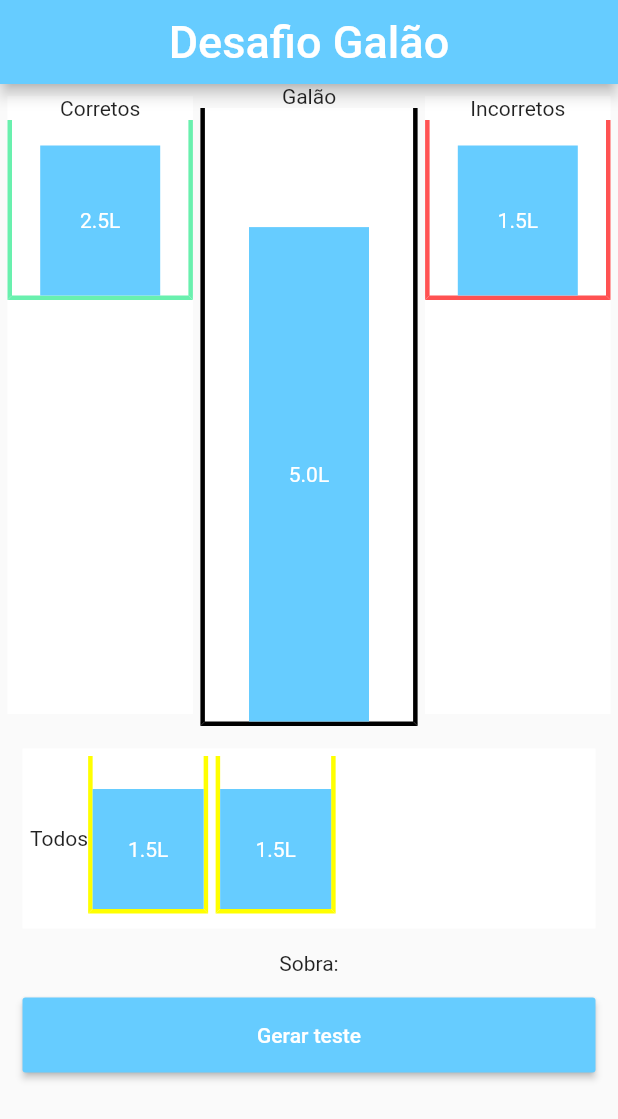
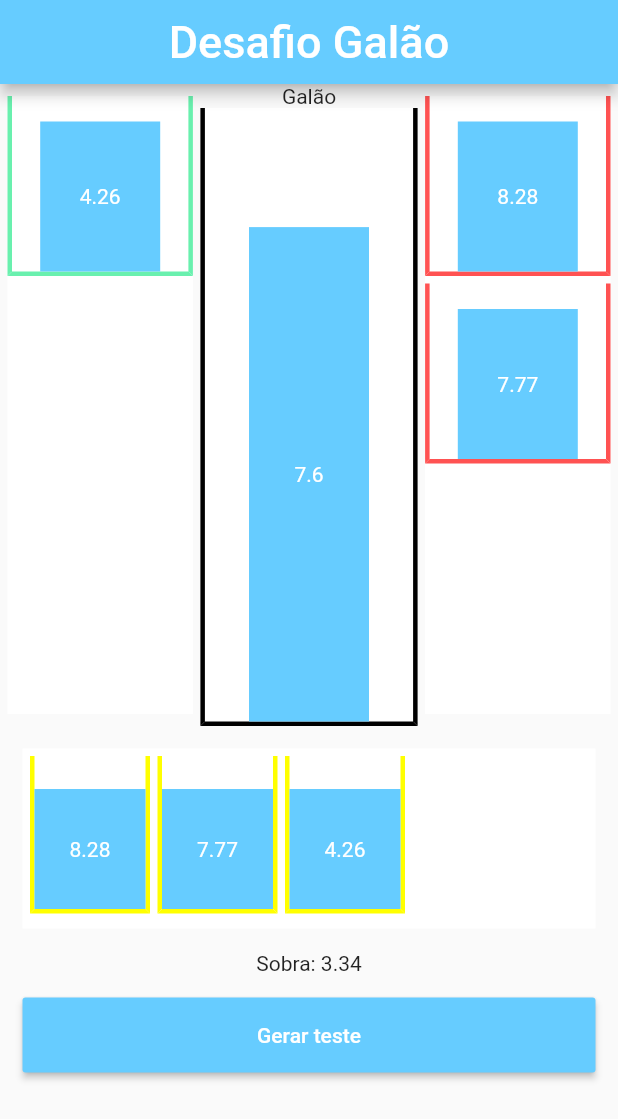
Before and after one commit to BrayanBertan/desafio_galao, a Flutter app: the screen it shows after launch, after a tap on "Gerar teste", on a phone screen of 412 x 824 dp. Shown: the top 1119 px of the screen. Run offline on Flutter 3.47's test engine with Material 2 defaults, Android fonts, the phone set to English and light mode, and no system bars; our stand-ins replace flutter_mobx, mobx; generated files the repository leaves out were written again.

Commit message:
dados dinâmicos

```diff
--- a/lib/controller.dart
+++ b/lib/controller.dart
@@ -8,6 +8,9 @@ class GalaoController = _GalaoController with _$GalaoController;
 abstract class _GalaoController with Store {
   @observable
   double galao = 0;
+
+  @observable
+  double galaoVolumeAtual = 0;
 
   @observable
   ObservableList listaTodos = List().asObservable();
@@ -39,25 +42,43 @@ abstract class _GalaoController with Store {
     for (int i = 0; i < quantidadeCopos; i++) {
       listaTodos.add(gerarCopo(random, quantidadeCopos, galao));
     }
+
+    listaTodos.sort((a, b) {
+      if (a > b) {
+        return -1;
+      } else if (a < b) {
+        return 1;
+      } else {
+        return 0;
+      }
+    });
+
+    calcularCopos();
   }
 
   double gerarCopo(Random random, int quantidadeCopos, double galao) {
     int minValorCopo = (galao / quantidadeCopos).round();
     double copo = double.parse(
-        (random.nextDouble() * (galao - minValorCopo) + minValorCopo)
+        (random.nextDouble() * (minValorCopo * 3 - minValorCopo) + minValorCopo)
             .toStringAsFixed(2));
 
     return copo;
   }
 
+  @action
   void calcularCopos() {
-    double galaoVolumeAtual = galao;
+    galaoVolumeAtual = galao;
     listaTodos.forEach((copo) {
-      if (copo <= galaoVolumeAtual) {
-        listaCorretos.add(copo);
-        galaoVolumeAtual -= copo;
-      } else
+      if (galaoVolumeAtual > 0) {
+        if(galaoVolumeAtual - copo < 0 && copo != listaTodos.last) {
+          listaIncorretos.add(copo);
+        }else{
+          listaCorretos.add(copo);
+          galaoVolumeAtual -= copo;
+        }
+      } else {
         listaIncorretos.add(copo);
+      }
     });
   }
 }
--- a/lib/main.dart
+++ b/lib/main.dart
@@ -1,5 +1,10 @@
+import 'package:desafio_galao/controller.dart';
 import 'package:flutter/material.dart';
 import 'package:flutter/rendering.dart';
+import 'package:flutter_mobx/flutter_mobx.dart';
+import 'package:mobx/mobx.dart';
+
+final controller = GalaoController();
 
 void main() {
   runApp(DesafioGalaoApp());
@@ -46,13 +51,11 @@ class _HomePageState extends State<HomePage> {
                 color: Colors.white,
                 width: MediaQuery.of(context).size.width * 0.3,
                 height: MediaQuery.of(context).size.height * 0.5,
-                child: ListView(
+                child: Observer(builder: (_) {
+                  return  ListView(
                     padding: EdgeInsets.zero,
-                  children: [
-                    Center(
-                      child: Text('Corretos'),
-                    ),
-                    Container(
+                    children: controller.listaCorretos.map((copo) {
+                      return  Container(
                         alignment: Alignment.bottomCenter,
                         padding: EdgeInsets.zero,
                         margin: EdgeInsets.only(bottom: 5.0),
@@ -75,14 +78,15 @@ class _HomePageState extends State<HomePage> {
                           color: color,
                           child: Center(
                             child: Text(
-                            '2.5L',
+                              '${copo}',
                               style: TextStyle(color: Colors.white),
                             ),
                           ),
                         ),
-                    ),
-                  ],
-                ),
+                      );
+                    }).toList()
+                  );
+                }),
               ),
               Expanded(
                   child: Column(
@@ -104,10 +108,11 @@ class _HomePageState extends State<HomePage> {
                       height: MediaQuery.of(context).size.height * 0.4,
                       color: color,
                       child: Center(
-                        child: Text(
-                          '5.0L',
+                        child: Observer(
+                            builder: (_) => Text(
+                                  '${controller.galao}',
                                   style: TextStyle(color: Colors.white),
-                        ),
+                                )),
                       ),
                     ),
                   )
@@ -118,13 +123,11 @@ class _HomePageState extends State<HomePage> {
                 color: Colors.white,
                 width: MediaQuery.of(context).size.width * 0.3,
                 height: MediaQuery.of(context).size.height * 0.5,
-                child: ListView(
+                child: Observer(builder: (_) {
+                  return ListView(
                     padding: EdgeInsets.zero,
-                  children: [
-                    Center(
-                      child: Text('Incorretos'),
-                    ),
-                    Container(
+                    children: controller.listaIncorretos.map((copo) {
+                      return Container(
                         alignment: Alignment.bottomCenter,
                         padding: EdgeInsets.zero,
                         margin: EdgeInsets.only(bottom: 5.0),
@@ -133,12 +136,12 @@ class _HomePageState extends State<HomePage> {
                         decoration: BoxDecoration(
                             color: Colors.white,
                             border: Border(
-                            bottom:
-                                BorderSide(color: Colors.redAccent, width: 3.0),
-                            right:
-                                BorderSide(color: Colors.redAccent, width: 3.0),
-                            left:
-                                BorderSide(color: Colors.redAccent, width: 3.0),
+                              bottom: BorderSide(
+                                  color: Colors.redAccent, width: 3.0),
+                              right: BorderSide(
+                                  color: Colors.redAccent, width: 3.0),
+                              left: BorderSide(
+                                  color: Colors.redAccent, width: 3.0),
                             )),
                         child: Container(
                           margin: EdgeInsets.zero,
@@ -147,14 +150,15 @@ class _HomePageState extends State<HomePage> {
                           color: color,
                           child: Center(
                             child: Text(
-                            '1.5L',
+                              '$copo',
                               style: TextStyle(color: Colors.white),
                             ),
                           ),
                         ),
-                    ),
-                  ],
-                ),
+                      );
+                    }).toList(),
+                  );
+                }),
               )
             ],
           ),
@@ -163,13 +167,17 @@ class _HomePageState extends State<HomePage> {
             padding: EdgeInsets.all(5.0),
             margin: EdgeInsets.all(15.0),
             height: 120.0,
-            child: ListView(
+            child: Observer(builder: (_) {
+              return ListView.separated(
                 scrollDirection: Axis.horizontal,
-              children: [
-                Center(
-                  child: Text('Todos'),
+                itemCount: controller.listaTodos.length,
+                separatorBuilder: (BuildContext context, int index) => SizedBox(
+                  width: 5.0,
                 ),
-                Container(
+                itemBuilder: (context, index) {
+                  return controller.listaTodos == null
+                      ? Container()
+                      : Container(
                           alignment: Alignment.bottomCenter,
                           padding: EdgeInsets.zero,
                           margin: EdgeInsets.only(bottom: 5.0),
@@ -177,12 +185,12 @@ class _HomePageState extends State<HomePage> {
                           decoration: BoxDecoration(
                               color: Colors.white,
                               border: Border(
-                        bottom:
-                            BorderSide(color: Colors.yellowAccent, width: 3.0),
-                        right:
-                            BorderSide(color: Colors.yellowAccent, width: 3.0),
-                        left:
-                            BorderSide(color: Colors.yellowAccent, width: 3.0),
+                                bottom: BorderSide(
+                                    color: Colors.yellowAccent, width: 3.0),
+                                right: BorderSide(
+                                    color: Colors.yellowAccent, width: 3.0),
+                                left: BorderSide(
+                                    color: Colors.yellowAccent, width: 3.0),
                               )),
                           child: Container(
                             margin: EdgeInsets.zero,
@@ -191,55 +199,29 @@ class _HomePageState extends State<HomePage> {
                             color: color,
                             child: Center(
                               child: Text(
-                        '1.5L',
+                                '${controller.listaTodos[index]}',
                                 style: TextStyle(color: Colors.white),
                               ),
                             ),
                           ),
-                ),
-                SizedBox(
-                  width: 5.0,
-                ),
-                Container(
-                  alignment: Alignment.bottomCenter,
-                  padding: EdgeInsets.zero,
-                  margin: EdgeInsets.only(bottom: 5.0),
-                  width: 80.0,
-                  decoration: BoxDecoration(
-                      color: Colors.white,
-                      border: Border(
-                        bottom:
-                            BorderSide(color: Colors.yellowAccent, width: 3.0),
-                        right:
-                            BorderSide(color: Colors.yellowAccent, width: 3.0),
-                        left:
-                            BorderSide(color: Colors.yellowAccent, width: 3.0),
-                      )),
-                  child: Container(
-                    margin: EdgeInsets.zero,
-                    width: 80.0,
-                    height: 80.0,
-                    color: color,
-                    child: Center(
-                      child: Text(
-                        '1.5L',
-                        style: TextStyle(color: Colors.white),
-                      ),
-                    ),
-                  ),
-                ),
-              ],
-            ),
+                        );
+                },
+              );
+            }),
           ),
           Center(
-            child: Text('Sobra:'),
+            child: Observer(builder: (_) {
+              return  Text('Sobra: ${(controller.galaoVolumeAtual).toStringAsFixed(2)}');
+            }),
           ),
           Container(
             margin: EdgeInsets.all(15.0),
             height: 50.0,
             child: RaisedButton(
               color: color,
-              onPressed: () {},
+              onPressed: () {
+                controller.gerarTeste();
+              },
               child: Text(
                 'Gerar teste',
                 style: TextStyle(color: Colors.white),
```
Also changed, not shown: lib/controller.g.dart. Lines whose indentation alone changed are shown as unchanged.
